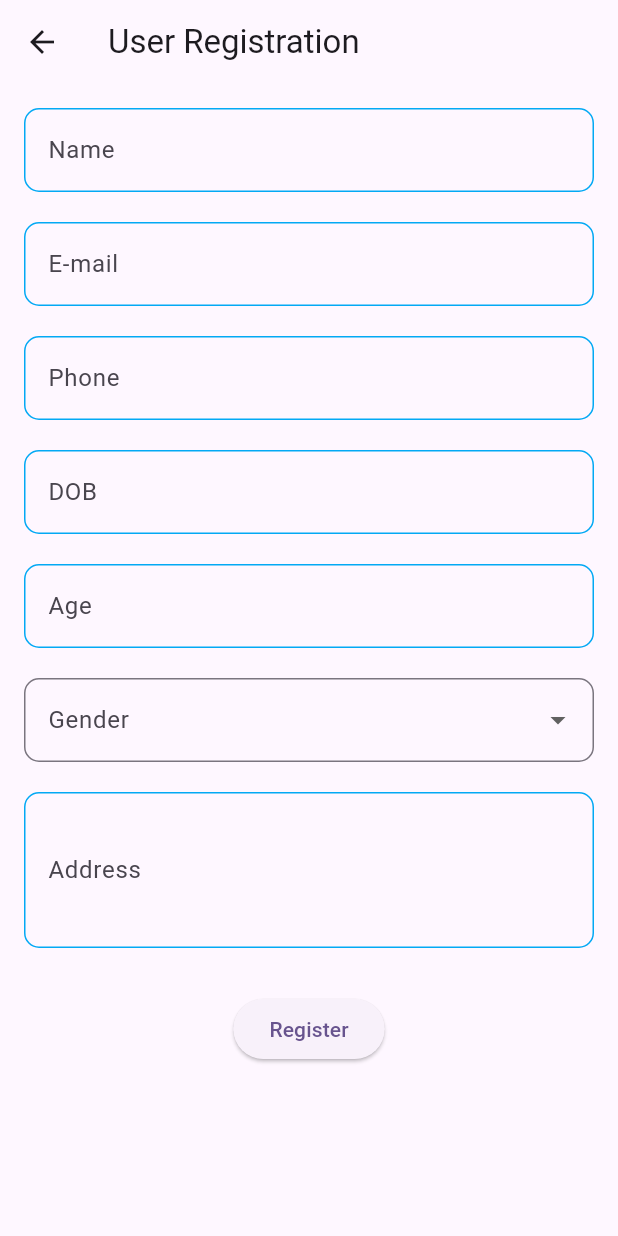
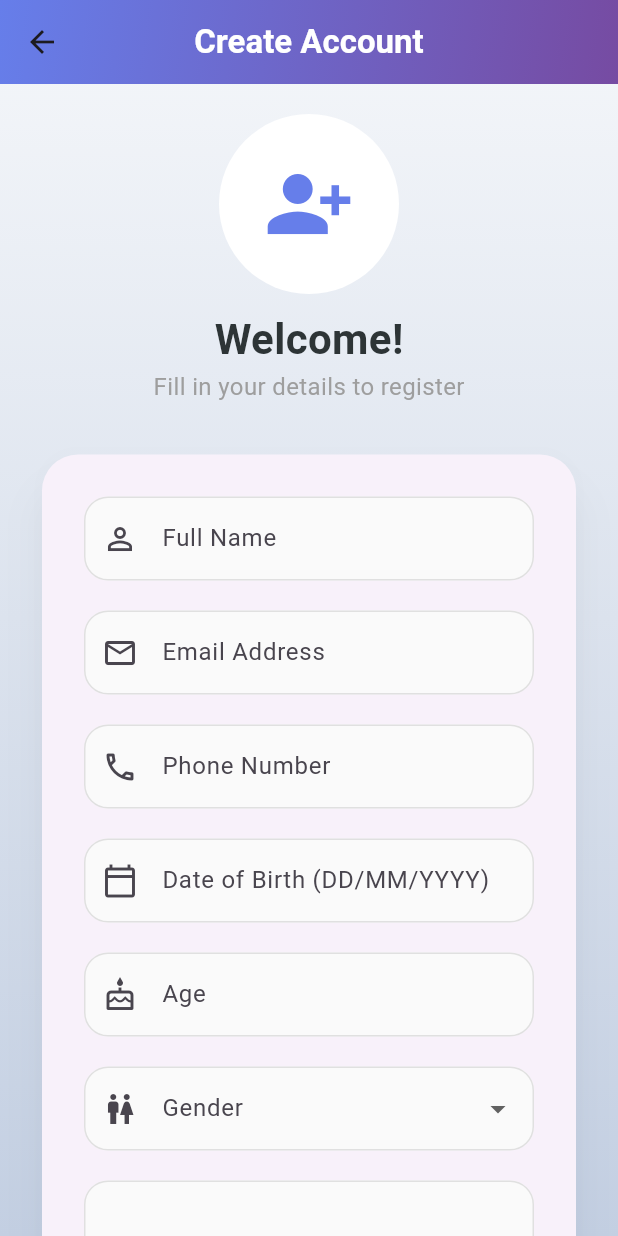
Before and after one commit to Handwritten2025/HandwrittenApp, a Flutter app: the UserReg screen opened directly, on a phone screen of 412 x 824 dp. Run offline on Flutter 3.47's test engine with Material 3 defaults, Android fonts, the phone set to English and light mode, and no system bars.

Commit message:
15/12/2025

```diff
--- a/lib/main.dart
+++ b/lib/main.dart
@@ -1,4 +1,5 @@
 import 'package:flutter/material.dart';
+import 'package:handapp/complaint.dart';
 import 'package:handapp/feedback.dart';
 import 'package:handapp/login.dart';
 import 'package:handapp/user_reg.dart';
@@ -20,7 +21,7 @@ class MyApp extends StatelessWidget {
         colorScheme: ColorScheme.fromSeed(seedColor: Colors.deepPurple),
         useMaterial3: true,
       ),
-      home: FeedbackPage()
+      home: ComplaintPage()
     );
   }
 }
--- a/lib/user_reg.dart
+++ b/lib/user_reg.dart
@@ -5,145 +5,299 @@ class UserReg extends StatefulWidget {
   const UserReg({super.key});
 
   @override
-  _UserRegState createState() => _UserRegState();
+  State<UserReg> createState() => _UserRegState();
 }
-TextEditingController name=TextEditingController();
-TextEditingController email=TextEditingController();
-TextEditingController phone=TextEditingController();
-TextEditingController dob=TextEditingController();
-TextEditingController age=TextEditingController();
-TextEditingController address=TextEditingController();
-final formkey=GlobalKey<FormState>();
+
 class _UserRegState extends State<UserReg> {
-  String? _selectedGender; // Store selected gender
+  final TextEditingController name = TextEditingController();
+  final TextEditingController email = TextEditingController();
+  final TextEditingController phone = TextEditingController();
+  final TextEditingController dob = TextEditingController();
+  final TextEditingController age = TextEditingController();
+  final TextEditingController address = TextEditingController();
 
+  final GlobalKey<FormState> formkey = GlobalKey<FormState>();
+
+  String? _selectedGender;
   final List<String> _genders = ["Male", "Female", "Other"];
 
   @override
   Widget build(BuildContext context) {
     return Scaffold(
-      appBar: AppBar(title: Text("User Registration")),
-      body: SingleChildScrollView(
-        padding: EdgeInsets.all(16.0),
-        child: Form(key: formkey,
+      extendBodyBehindAppBar: true,
+      appBar: AppBar(
+        title: const Text(
+          "Create Account",
+          style: TextStyle(
+            fontWeight: FontWeight.bold,
+            color: Colors.white,
+          ),
+        ),
+        centerTitle: true,
+        backgroundColor: Colors.transparent,
+        elevation: 0,
+        flexibleSpace: Container(
+          decoration: const BoxDecoration(
+            gradient: LinearGradient(
+              colors: [Color(0xFF667eea), Color(0xFF764ba2)],
+              begin: Alignment.topLeft,
+              end: Alignment.bottomRight,
+            ),
+          ),
+        ),
+      ),
+      body: Container(
+        decoration: const BoxDecoration(
+          gradient: LinearGradient(
+            colors: [Color(0xFFf5f7fa), Color(0xFFc3cfe2)],
+            begin: Alignment.topCenter,
+            end: Alignment.bottomCenter,
+          ),
+        ),
+        child: SafeArea(
+          child: SingleChildScrollView(
+            padding: const EdgeInsets.symmetric(horizontal: 24, vertical: 20),
+            child: Form(
+              key: formkey,
               child: Column(
                 children: [
-              TextFormField(controller:name ,
-              validator: (value) {
-                if(value==null||value.isEmpty){
-                  return "Enter your name";
-                }
-              },
-                decoration: InputDecoration(labelText: 'Name',
-                enabledBorder: OutlineInputBorder(borderRadius: BorderRadius.circular(10),
-                borderSide: BorderSide(color: Colors.lightBlue)),
-                focusedBorder: OutlineInputBorder(
-                  borderRadius: BorderRadius.circular(12),
-                  borderSide: BorderSide(color: Colors.lightBlue)
-                )),
+                  // Profile Avatar Placeholder
+                  const CircleAvatar(
+                    radius: 60,
+                    backgroundColor: Colors.white,
+                    child: Icon(
+                      Icons.person_add_alt_1,
+                      size: 60,
+                      color: Color(0xFF667eea),
                     ),
-              SizedBox(height: 20),
-              TextFormField(controller: email,
-              validator: (value) {
-                if(value==null||value.isEmpty){
-                  return "Enter your email";
-                }
-              },
-                decoration: InputDecoration(
-                    labelText: 'E-mail',
-                    enabledBorder: OutlineInputBorder(
-                        borderRadius: BorderRadius.circular(10),
-                        borderSide: BorderSide(color: Colors.lightBlue)),
-                    focusedBorder: OutlineInputBorder(
-                        borderRadius: BorderRadius.circular(12),
-                        borderSide: BorderSide(color: Colors.lightBlue))),
                   ),
-              SizedBox(height: 20),
-              TextFormField(controller: phone,
-              validator: (value) {
-                if(value==null||value.isEmpty){
-                  return "Enter your phone";
-                }
-              },
-                decoration: InputDecoration(labelText: 'Phone',
-                enabledBorder: OutlineInputBorder(borderRadius: BorderRadius.circular(10),
-                borderSide: BorderSide(color: Colors.lightBlue)),
-                focusedBorder: OutlineInputBorder(borderRadius: BorderRadius.circular(12),
-                borderSide: BorderSide(color: Colors.lightBlue))),
+                  const SizedBox(height: 10),
+                  const Text(
+                    "Welcome!",
+                    style: TextStyle(
+                      fontSize: 28,
+                      fontWeight: FontWeight.bold,
+                      color: Color(0xFF2d3436),
                     ),
-              SizedBox(height: 20),
-              TextFormField(controller: dob,
-              validator: (value) {
-                if(value==null||value.isEmpty){
-                  return "Enter your dob";
-                }
-              },
-                decoration: InputDecoration(labelText: 'DOB',
-                enabledBorder: OutlineInputBorder(borderRadius: BorderRadius.circular(10),
-                borderSide: BorderSide(color: Colors.lightBlue)),
-                focusedBorder: OutlineInputBorder(borderRadius: BorderRadius.circular(12),
-                borderSide: BorderSide(color: Colors.lightBlue))),
                   ),
-              SizedBox(height: 20),
-              TextFormField(controller: age,
-              validator: (value) {
-                if(value==null||value.isEmpty){
-                  return "Enter your age";
-                }
-              },
-                decoration: InputDecoration(labelText: 'Age',
-                enabledBorder: OutlineInputBorder(borderRadius: BorderRadius.circular(10),
-                borderSide: BorderSide(color: Colors.lightBlue)),
-                focusedBorder: OutlineInputBorder(borderRadius: BorderRadius.circular(12),
-                borderSide: BorderSide(color: Colors.lightBlue))),
+                  const Text(
+                    "Fill in your details to register",
+                    style: TextStyle(
+                      fontSize: 16,
+                      color: Colors.grey,
                     ),
-              SizedBox(height: 20),
+                  ),
+                  const SizedBox(height: 30),
+
+                  // Form Card
+                  Card(
+                    elevation: 12,
+                    shadowColor: Colors.black26,
+                    shape: RoundedRectangleBorder(
+                      borderRadius: BorderRadius.circular(24),
+                    ),
+                    child: Padding(
+                      padding: const EdgeInsets.all(28),
+                      child: Column(
+                        children: [
+                          _buildTextField(
+                            controller: name,
+                            label: "Full Name",
+                            icon: Icons.person_outline,
+                            validatorMsg: "Please enter your name",
+                          ),
+
+                          _buildTextField(
+                            controller: email,
+                            label: "Email Address",
+                            icon: Icons.email_outlined,
+                            validatorMsg: "Please enter your email",
+                            keyboardType: TextInputType.emailAddress,
+                          ),
+
+                          _buildTextField(
+                            controller: phone,
+                            label: "Phone Number",
+                            icon: Icons.phone_outlined,
+                            validatorMsg: "Please enter your phone number",
+                            keyboardType: TextInputType.phone,
+                          ),
+
+                          _buildTextField(
+                            controller: dob,
+                            label: "Date of Birth (DD/MM/YYYY)",
+                            icon: Icons.calendar_today_outlined,
+                            validatorMsg: "Please enter your date of birth",
+                          ),
+
+                          _buildTextField(
+                            controller: age,
+                            label: "Age",
+                            icon: Icons.cake_outlined,
+                            validatorMsg: "Please enter your age",
+                            keyboardType: TextInputType.number,
+                          ),
+
+                          // Gender Dropdown
                           DropdownButtonFormField<String>(
+                            value: _selectedGender,
                             decoration: InputDecoration(
                               labelText: "Gender",
+                              prefixIcon: const Icon(Icons.wc_outlined),
+                              filled: true,
+                              fillColor: Colors.grey.shade50,
                               border: OutlineInputBorder(
-                    borderRadius: BorderRadius.circular(10),
+                                borderRadius: BorderRadius.circular(16),
+                                borderSide: BorderSide.none,
+                              ),
+                              enabledBorder: OutlineInputBorder(
+                                borderRadius: BorderRadius.circular(16),
+                                borderSide: BorderSide(color: Colors.grey.shade300),
                               ),
                             ),
-                value: _selectedGender,
-                items: _genders.map((String gender) {
-                  return DropdownMenuItem<String>(
+                            items: _genders
+                                .map((gender) => DropdownMenuItem(
                                       value: gender,
                                       child: Text(gender),
-                  );
-                }).toList(),
+                                    ))
+                                .toList(),
                             onChanged: (value) {
                               setState(() {
                                 _selectedGender = value;
                               });
                             },
+                            validator: (value) =>
+                                value == null ? "Please select your gender" : null,
                           ),
-              SizedBox(height: 20),
-              TextFormField(controller: address,
-              validator: (value) {
-                if(value==null||value.isEmpty){
-                  return "Enter your address";
+
+                          const SizedBox(height: 20),
+
+                          // Address Field
+                          TextFormField(
+                            controller: address,
+                            maxLines: 4,
+                            validator: (value) =>
+                                value == null || value.isEmpty
+                                    ? "Please enter your address"
+                                    : null,
+                            decoration: InputDecoration(
+                              labelText: "Address",
+                              prefixIcon: const Icon(Icons.home_outlined),
+                              filled: true,
+                              fillColor: Colors.grey.shade50,
+                              border: OutlineInputBorder(
+                                borderRadius: BorderRadius.circular(16),
+                                borderSide: BorderSide.none,
+                              ),
+                              enabledBorder: OutlineInputBorder(
+                                borderRadius: BorderRadius.circular(16),
+                                borderSide: BorderSide(color: Colors.grey.shade300),
+                              ),
+                            ),
+                          ),
+
+                          const SizedBox(height: 35),
+
+                          // Register Button with Gradient
+                          SizedBox(
+                            width: double.infinity,
+                            height: 56,
+                            child: ElevatedButton(
+                              onPressed: () {
+                                if (formkey.currentState!.validate()) {
+                                  Navigator.push(
+                                    context,
+                                    MaterialPageRoute(
+                                      builder: (context) => Login(),
+                                    ),
+                                  );
                                 }
                               },
-                maxLines: 3,
-                decoration: InputDecoration(labelText: 'Address',
-                enabledBorder: OutlineInputBorder(borderRadius: BorderRadius.circular(10),
-                borderSide: BorderSide(color: Colors.lightBlue)),
-                focusedBorder: OutlineInputBorder(borderSide: BorderSide(color: Colors.lightBlue))),
+                              style: ElevatedButton.styleFrom(
+                                backgroundColor: Colors.transparent,
+                                shadowColor: Colors.transparent,
+                                shape: RoundedRectangleBorder(
+                                  borderRadius: BorderRadius.circular(16),
                                 ),
-              SizedBox(height: 30),
-              ElevatedButton(
-                onPressed: () {
-                  if(formkey.currentState!.validate()){
-                    Navigator.push(context, MaterialPageRoute(builder: (context) => Login(),));
-                  }
-                },
-                child: Text('Register'),
+                              ),
+                              child: Ink(
+                                decoration: BoxDecoration(
+                                  gradient: const LinearGradient(
+                                    colors: [Color(0xFF667eea), Color(0xFF764ba2)],
+                                  ),
+                                  borderRadius: BorderRadius.circular(16),
+                                ),
+                                child: Container(
+                                  alignment: Alignment.center,
+                                  child: const Text(
+                                    "Register",
+                                    style: TextStyle(
+                                      fontSize: 18,
+                                      fontWeight: FontWeight.bold,
+                                      color: Colors.white,
+                                    ),
+                                  ),
+                                ),
+                              ),
+                            ),
                           ),
                         ],
                       ),
                     ),
                   ),
+                ],
+              ),
+            ),
+          ),
+        ),
+      ),
     );
   }
+
+  Widget _buildTextField({
+    required TextEditingController controller,
+    required String label,
+    required IconData icon,
+    required String validatorMsg,
+    TextInputType? keyboardType,
+  }) {
+    return Padding(
+      padding: const EdgeInsets.only(bottom: 20),
+      child: TextFormField(
+        controller: controller,
+        keyboardType: keyboardType,
+        validator: (value) =>
+            value == null || value.isEmpty ? validatorMsg : null,
+        decoration: InputDecoration(
+          labelText: label,
+          prefixIcon: Icon(icon),
+          filled: true,
+          fillColor: Colors.grey.shade50,
+          border: OutlineInputBorder(
+            borderRadius: BorderRadius.circular(16),
+            borderSide: BorderSide.none,
+          ),
+          enabledBorder: OutlineInputBorder(
+            borderRadius: BorderRadius.circular(16),
+            borderSide: BorderSide(color: Colors.grey.shade300),
+          ),
+          focusedBorder: OutlineInputBorder(
+            borderRadius: BorderRadius.circular(16),
+            borderSide: const BorderSide(color: Color(0xFF667eea), width: 2),
+          ),
+        ),
+      ),
+    );
   }
+
+  @override
+  void dispose() {
+    name.dispose();
+    email.dispose();
+    phone.dispose();
+    dob.dispose();
+    age.dispose();
+    address.dispose();
+    super.dispose();
+  }
+}
```
Also changed, not shown: lib/complaint.dart (added, +192 -0 lines). Lines whose indentation alone changed are shown as unchanged.
